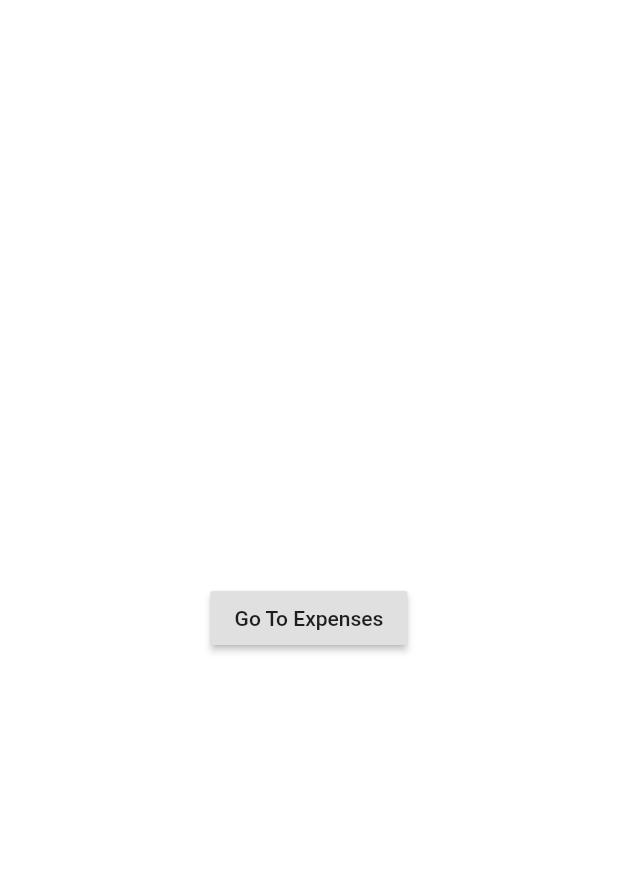
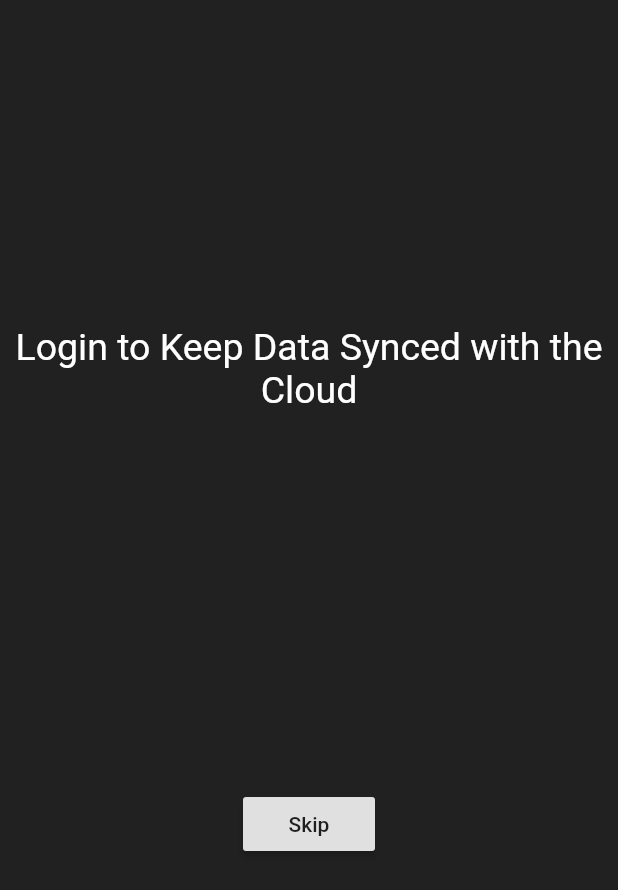
Before and after one commit to maheshj01/Expenses_Flutter_App, a Flutter app: the screen it shows after launch, on a phone screen of 412 x 824 dp. Shown: the top 890 px of the screen. Run offline on Flutter 3.47's test engine with Material 2 defaults, Android fonts, the light colour scheme and no system bars; our stand-ins replace pdf, rxdart.

Commit message:
minor changes made

```diff
--- a/lib/model/expense_modal.dart
+++ b/lib/model/expense_modal.dart
@@ -9,4 +9,9 @@ class ExpenseModal {
 
   set setAmount(double amount) => amount = amount;
   set expenseDescription(String desc) => description = desc;
+
+  // ExpenseModal.fromMap(Map<double,String> map){
+  //   amount = map['amount'];
+  //   description = map['description'];
+  // }
 }
--- a/lib/pages/login_check.dart
+++ b/lib/pages/login_check.dart
@@ -1,3 +1,4 @@
+import 'package:expense_manager/const/color_const.dart';
 import 'package:flutter/material.dart';
 import '../const/page_str_const.dart';
 
@@ -7,7 +8,6 @@ class LoginCheck extends StatefulWidget {
 }
 
 class _LoginCheckState extends State<LoginCheck> {
-
   @override
   void initState() {
     // TODO: implement initState
@@ -17,13 +17,29 @@ class _LoginCheckState extends State<LoginCheck> {
   @override
   Widget build(BuildContext context) {
     return Scaffold(
-        body: Center(
-      child: RaisedButton(
-        child: Text("Go To Expenses"),
-        onPressed: () {
-          Navigator.pushReplacementNamed(context, pages[1]);
-        },
-      ),
-    ));
+        backgroundColor: scaffold_background_color,
+        body: Column(children: <Widget>[
+          Expanded(
+            child: Container(
+              alignment: Alignment.bottomCenter,
+              child: Text(
+                "Login to Keep Data Synced with the Cloud",
+                style: inputTextStyle,
+                textAlign: TextAlign.center,
+              ),
+            ),
+            flex: 1,
+          ),
+          Expanded(
+              flex: 2,
+              child: Center(
+                child: RaisedButton(
+                  child: Text("Skip"),
+                  onPressed: () {
+                    Navigator.pushReplacementNamed(context, pages[1]);
+                  },
+                ),
+              ))
+        ]));
   }
 }
--- a/pubspec.yaml
+++ b/pubspec.yaml
@@ -18,6 +18,9 @@ environment:
 
 dependencies:
   rxdart:
+  pdf: ^1.3.17
+  sqflite: ^1.1.6
+  path_provider: any
   flutter:
     sdk: flutter
 
```
Also changed, not shown: lib/const/page_str_const.dart (+7 -0 lines), lib/pages/expense_page.dart (+90 -5 lines), pubspec.lock.
